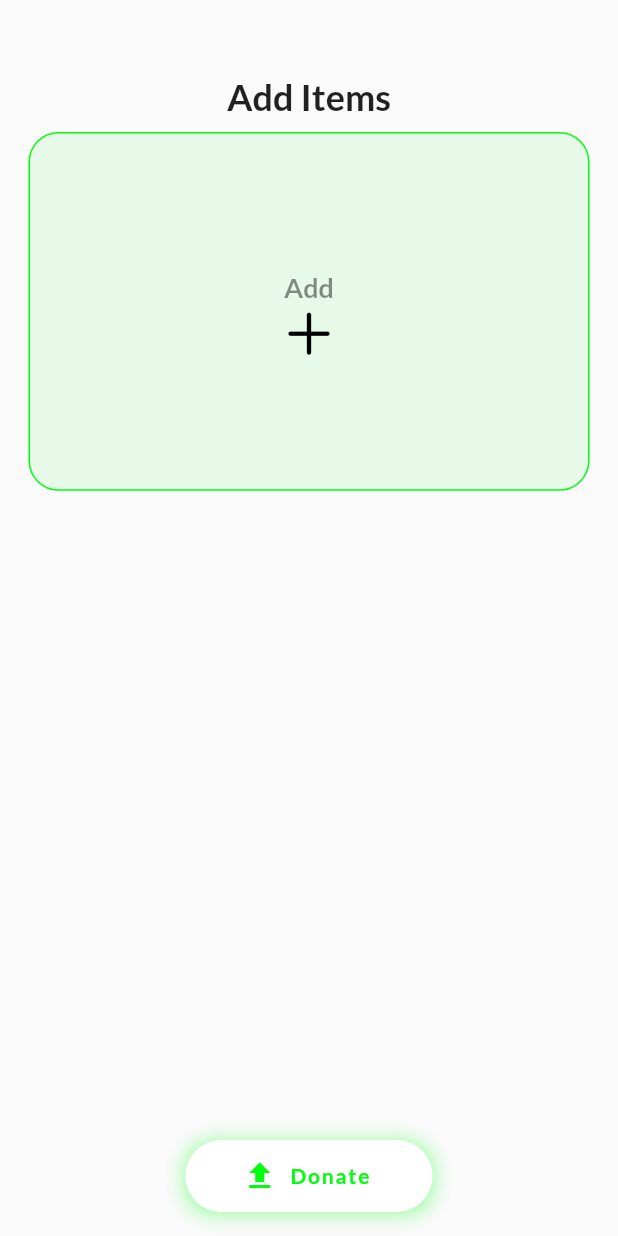
After one commit to GENISIS-05/Meals-Bridge-Frontend, a Flutter app: the HomeScreenDonner screen opened directly, item 2 of the bottom bar chosen, after a tap on "Add", on a phone screen of 412 x 824 dp. The commit adds this screen. Run offline on Flutter 3.47's test engine with Material 2 defaults, Android fonts, the phone set to English and light mode, and no system bars; our stand-ins replace cached_network_image, flutter_map, geocoding, geolocator, google_fonts, google_maps_flutter and 4 more.

Commit message:
Add item screen done

```diff
--- /dev/null
+++ b/lib/donner/donate_screen.dart
@@ -0,0 +1,201 @@
+import 'dart:io';
+import 'package:flutter/cupertino.dart';
+import 'package:flutter/material.dart';
+import 'package:image_picker/image_picker.dart';
+
+class DonateScreen extends StatefulWidget {
+  const DonateScreen({super.key});
+
+  @override
+  State<DonateScreen> createState() => _DonateScreenState();
+}
+
+class _DonateScreenState extends State<DonateScreen> {
+  List<CardData> cardsData = [];
+
+  @override
+  Widget build(BuildContext context) {
+    double screenHeight = MediaQuery.of(context).size.height;
+    double screenWidth = MediaQuery.of(context).size.width;
+
+    return Scaffold(
+      body: Column(
+        crossAxisAlignment: CrossAxisAlignment.center,
+        children: [
+          Padding(
+            padding: const EdgeInsets.only(top: 50),
+            child: Text(
+              'Add Items',
+              style: TextStyle(
+                fontSize: 24,
+                fontWeight: FontWeight.bold,
+              ),
+            ),
+          ),
+          Expanded(
+            child: ListView(
+              children: [
+                for (CardData cardData in cardsData)
+                  Padding(
+                    padding: const EdgeInsets.symmetric(horizontal: 15, vertical: 5),
+                    child: Container(
+                      height: 0.3 * screenHeight,
+                      child: Card(
+                        elevation: 0,
+                        color: Color(0xFF9DFCA3).withOpacity(0.2),
+                        shape: RoundedRectangleBorder(
+                          borderRadius: BorderRadius.circular(20.0),
+                          side: BorderSide(width: 1.0, color: Color(0xFF04FC10)),
+                        ),
+                        child: Column(
+                          mainAxisAlignment: MainAxisAlignment.center,
+                          children: [
+                            // Display the selected image with a custom aspect ratio
+                            cardData.image != null
+                                ? AspectRatio(
+                              aspectRatio: 19 / 6,
+                              child: Padding(
+                                padding: const EdgeInsets.only(left: 10, right: 10),
+                                child: ClipRRect(
+                                  borderRadius: BorderRadius.circular(10.0),
+                                  child: Image.file(
+                                    cardData.image!,
+                                    fit: BoxFit.cover,
+                                  ),
+                                ),
+                              ),
+                            )
+                                : Container(),
+                            // Two text fields in a row
+                            Padding(
+                              padding: const EdgeInsets.all(8.0),
+                              child: Row(
+                                children: [
+                                  Expanded(
+                                    child: Padding(
+                                      padding: const EdgeInsets.all(8.0),
+                                      child: TextField(
+                                        controller: cardData.textField1Controller,
+                                        decoration: InputDecoration(
+                                          labelStyle: TextStyle(color: Colors.black),
+                                          labelText: 'Food Name',
+                                          focusedBorder: OutlineInputBorder(
+                                            borderSide: BorderSide(color: Colors.black, width: 1.0),
+                                            borderRadius: BorderRadius.circular(10.0),
+                                          ),
+                                        ),
+                                      ),
+                                    ),
+                                  ),
+                                  Expanded(
+                                    child: Padding(
+                                      padding: const EdgeInsets.all(8.0),
+                                      child: TextField(
+                                        controller: cardData.textField2Controller,
+                                        decoration: InputDecoration(
+                                          labelStyle: TextStyle(color: Colors.black),
+                                          labelText: 'Quantity (in person)',
+                                          focusedBorder: OutlineInputBorder(
+                                            borderSide: BorderSide(color: Colors.black, width: 1.0),
+                                            borderRadius: BorderRadius.circular(10.0),
+                                          ),
+                                        ),
+                                      ),
+                                    ),
+                                  ),
+                                ],
+                              ),
+                            ),
+                          ],
+                        ),
+                      ),
+                    ),
+                  ),
+                Padding(
+                  padding: const EdgeInsets.symmetric(horizontal: 15, vertical: 5),
+                  child: Container(
+                    height: 0.3 * screenHeight,
+                    child: Card(
+                      elevation: 0,
+                      color: Color(0xFF9DFCA3).withOpacity(0.2),
+                      shape: RoundedRectangleBorder(
+                        borderRadius: BorderRadius.circular(20.0),
+                        side: BorderSide(width: 1.0, color: Color(0xFF04FC10)),
+                      ),
+                      child: ListTile(
+                        title: Column(
+                          mainAxisAlignment: MainAxisAlignment.center,
+                          children: [
+                            Text('Add', style: TextStyle(fontSize: 18, color: Colors.black45, fontWeight: FontWeight.bold)),
+                            Icon(CupertinoIcons.add, size: 40, color: Colors.black,),
+                          ],
+                        ),
+                        onTap: () {
+                          _getImage();
+                        },
+                      ),
+                    ),
+                  ),
+                ),
+              ],
+            ),
+          ),
+        ],
+      ),
+      floatingActionButton: Container(
+        width: 0.4 * screenWidth,
+        decoration: BoxDecoration(
+          borderRadius: BorderRadius.circular(20.0),
+          boxShadow: [
+            BoxShadow(
+              color: Color(0xFF9DFCA3), // Set your desired shadow color here
+              spreadRadius: 1,
+              blurRadius: 10,
+              offset: Offset(0, 1), // Adjust the shadow offset as needed
+            ),
+          ],
+        ),
+        child: FloatingActionButton.extended(
+          elevation: 0,
+          backgroundColor: Colors.white,
+          onPressed: () {
+            // Handle donate action
+          },
+          label: Text(
+            'Donate',
+            style: TextStyle(color: Color(0xFF04FC10), fontWeight: FontWeight.bold),
+          ),
+          icon: Icon(Icons.upload, color: Color(0xFF04FC10)),
+        ),
+      ),
+      floatingActionButtonLocation: FloatingActionButtonLocation.centerFloat,
+    );
+  }
+
+  Future<void> _getImage() async {
+    final imagePicker = ImagePicker();
+    final pickedFile = await imagePicker.pickImage(source: ImageSource.camera);
+
+    if (pickedFile != null) {
+      setState(() {
+        cardsData.add(CardData(
+          image: File(pickedFile.path),
+          textField1Controller: TextEditingController(),
+          textField2Controller: TextEditingController(),
+        ));
+      });
+    }
+  }
+}
+
+class CardData {
+  File? image;
+  TextEditingController textField1Controller;
+  TextEditingController textField2Controller;
+
+  CardData({
+    this.image,
+    required this.textField1Controller,
+    required this.textField2Controller,
+  });
+}
--- a/lib/donner/home_screen_donner.dart
+++ b/lib/donner/home_screen_donner.dart
@@ -3,6 +3,7 @@ import 'package:flutter/material.dart';
 import 'package:flutter_map/flutter_map.dart';
 import 'package:google_maps_flutter/google_maps_flutter.dart';
 import 'package:geolocator/geolocator.dart';
+import 'package:meals_bridge_frontend/donner/donate_screen.dart';
 
 class HomeScreenDonner extends StatefulWidget {
   const HomeScreenDonner({Key? key}) : super(key: key);
@@ -141,7 +142,25 @@ class _HomeScreenDonnerState extends State<HomeScreenDonner> {
                   child: IconButton(
                     icon: Icon(CupertinoIcons.cube_box, color: Color(0xFF04FC10), size: 40,),
                     onPressed: () {
-                      // Add your order icon functionality here
+                      Navigator.push(
+                        context,
+                        PageRouteBuilder(
+                          pageBuilder: (context, animation, secondaryAnimation) => DonateScreen(), // Assuming UserRegistration is the registration screen
+                          transitionsBuilder: (context, animation, secondaryAnimation, child) {
+                            const begin = Offset(0.0, 1.0);
+                            const end = Offset.zero;
+                            const curve = Curves.easeInOut;
+
+                            var tween = Tween(begin: begin, end: end).chain(CurveTween(curve: curve));
+                            var offsetAnimation = animation.drive(tween);
+
+                            return SlideTransition(
+                              position: offsetAnimation,
+                              child: child,
+                            );
+                          },
+                        ),
+                      );
                     },
                   ),
                 ),
--- a/lib/main.dart
+++ b/lib/main.dart
@@ -3,6 +3,7 @@ import 'package:google_fonts/google_fonts.dart';
 import 'package:meals_bridge_frontend/user_registration.dart';
 
 import 'distributor/home_screen_distributor.dart';
+import 'donner/donate_screen.dart';
 
 void main() {
   runApp(const MyApp());
--- a/pubspec.yaml
+++ b/pubspec.yaml
@@ -44,6 +44,7 @@ dependencies:
   flutter_google_places:
   awesome_snackbar_content:
   http:
+  flutter_styled_toast:
 
 
   # The following adds the Cupertino Icons font to your application.
```
Also changed, not shown: pubspec.lock, 1 other file.
